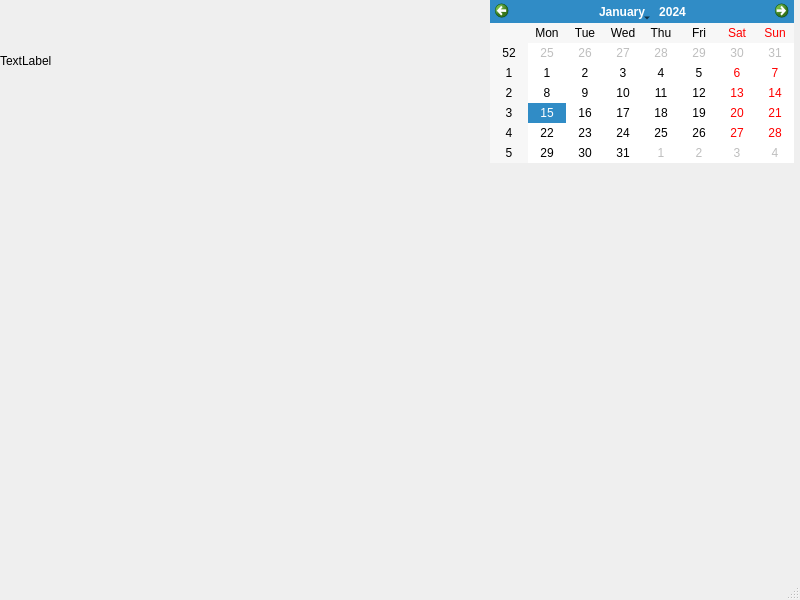
The window that userpanel.ui (JOQUR/JPO) describes before a commit, drawn with Qt 5.
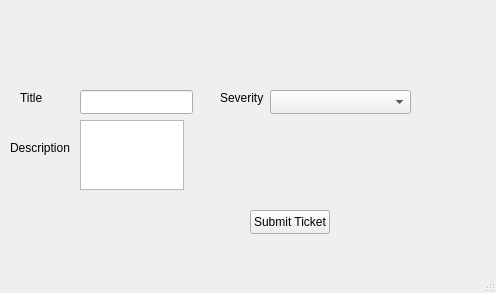
The same window after the commit.

The edit to the form file:
```diff
--- a/userpanel.ui
+++ b/userpanel.ui
@@ -6,8 +6,8 @@
    <rect>
     <x>0</x>
     <y>0</y>
-    <width>800</width>
-    <height>600</height>
+    <width>496</width>
+    <height>293</height>
    </rect>
   </property>
   <property name="windowTitle">
@@ -27,27 +27,86 @@
      <string/>
     </property>
    </widget>
-   <widget class="QCalendarWidget" name="calendarWidget">
+   <widget class="QLineEdit" name="lineEdit">
     <property name="geometry">
      <rect>
-      <x>490</x>
-      <y>0</y>
-      <width>304</width>
-      <height>163</height>
+      <x>80</x>
+      <y>90</y>
+      <width>113</width>
+      <height>24</height>
      </rect>
     </property>
    </widget>
-   <widget class="QLabel" name="curr_date">
+   <widget class="QTextEdit" name="textEdit">
     <property name="geometry">
      <rect>
-      <x>0</x>
-      <y>40</y>
-      <width>81</width>
-      <height>41</height>
+      <x>80</x>
+      <y>120</y>
+      <width>104</width>
+      <height>70</height>
      </rect>
     </property>
+   </widget>
+   <widget class="QPushButton" name="ticket_btn">
+    <property name="geometry">
+     <rect>
+      <x>250</x>
+      <y>210</y>
+      <width>80</width>
+      <height>24</height>
+     </rect>
+    </property>
     <property name="text">
-     <string>TextLabel</string>
+     <string>Submit Ticket</string>
+    </property>
+   </widget>
+   <widget class="QLabel" name="label">
+    <property name="geometry">
+     <rect>
+      <x>20</x>
+      <y>90</y>
+      <width>49</width>
+      <height>16</height>
+     </rect>
+    </property>
+    <property name="text">
+     <string>Title</string>
+    </property>
+   </widget>
+   <widget class="QLabel" name="label_2">
+    <property name="geometry">
+     <rect>
+      <x>10</x>
+      <y>140</y>
+      <width>61</width>
+      <height>16</height>
+     </rect>
+    </property>
+    <property name="text">
+     <string>Description</string>
+    </property>
+   </widget>
+   <widget class="QComboBox" name="comboBox">
+    <property name="geometry">
+     <rect>
+      <x>270</x>
+      <y>90</y>
+      <width>141</width>
+      <height>24</height>
+     </rect>
+    </property>
+   </widget>
+   <widget class="QLabel" name="label_3">
+    <property name="geometry">
+     <rect>
+      <x>220</x>
+      <y>90</y>
+      <width>49</width>
+      <height>16</height>
+     </rect>
+    </property>
+    <property name="text">
+     <string>Severity</string>
     </property>
    </widget>
   </widget>
```
Left out of the diff: 2 changed lines with no effect on the pictures.
